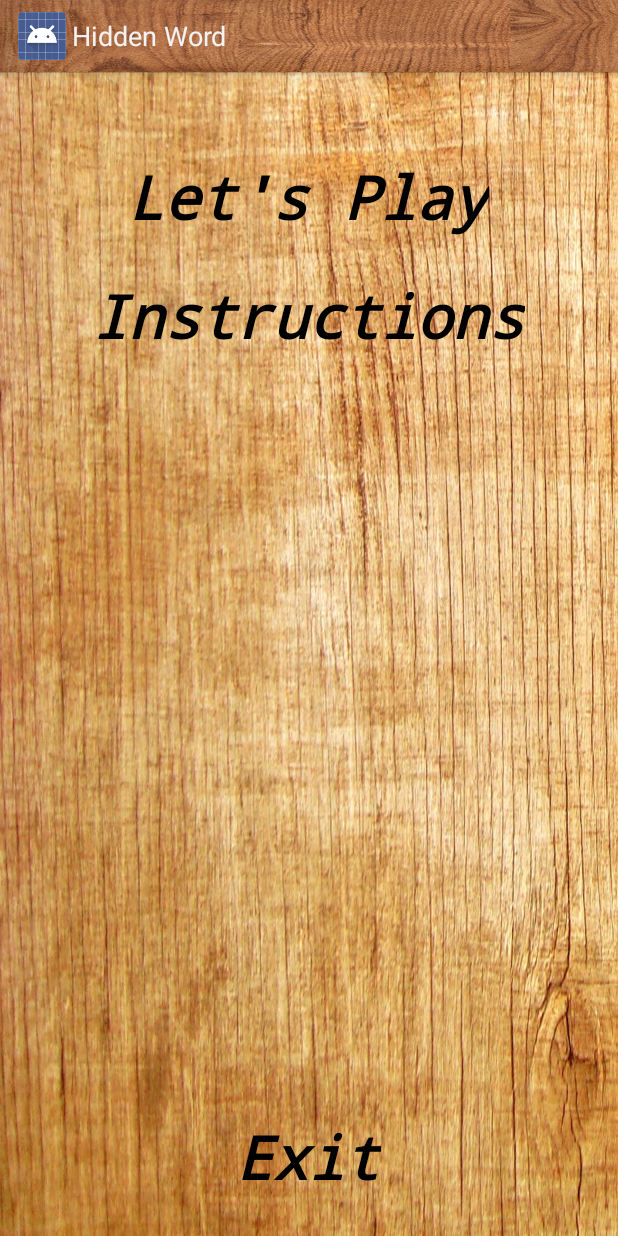
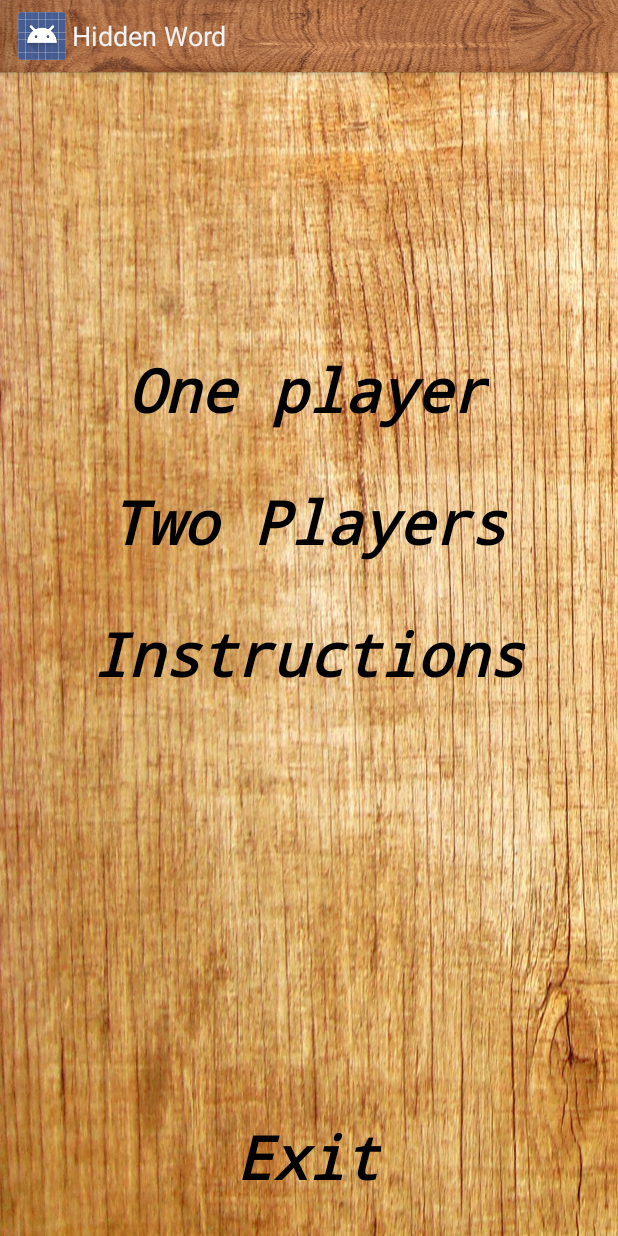
Before and after one commit to utkarsh028/HiddenWord, an Android app: the screen it shows after launch (MainActivity), on a phone screen of 412 x 824 dp. Run offline under Robolectric (Android 15) with nearby library versions, the phone set to English and light mode, and no system bars.

Commit message:
Incomplete Single Player

```diff
--- a/app/src/main/java/com/meutkarsh/hiddenword/MainActivity.java
+++ b/app/src/main/java/com/meutkarsh/hiddenword/MainActivity.java
@@ -1,29 +1,69 @@
 package com.meutkarsh.hiddenword;
 
 import android.app.Activity;
+import android.app.AlertDialog;
+import android.content.Context;
+import android.content.DialogInterface;
 import android.content.Intent;
-import android.support.v7.app.AppCompatActivity;
 import android.os.Bundle;
+import android.view.LayoutInflater;
 import android.view.View;
 import android.widget.Button;
+import android.widget.EditText;
 
 public class MainActivity extends Activity {
 
-    Button b_start, b_instructions, b_exit;
+    Button b_one_player, b_two_players, b_instructions, b_exit;
+    Context THIS = this;
 
     @Override
     protected void onCreate(Bundle savedInstanceState) {
         super.onCreate(savedInstanceState);
         setContentView(R.layout.activity_main);
 
-        b_start = (Button) findViewById(R.id.button_start);
+        b_one_player = (Button) findViewById(R.id.button_one_player);
+        b_two_players = (Button) findViewById(R.id.button_two_players);
         b_instructions = (Button) findViewById(R.id.button_instructions);
         b_exit = (Button) findViewById(R.id.button_exit);
 
-        b_start.setOnClickListener(new View.OnClickListener() {
+        b_one_player.setOnClickListener(new View.OnClickListener() {
             @Override
             public void onClick(View v) {
-                Intent i =new Intent(MainActivity.this, Game.class);
+                final Intent i =new Intent(MainActivity.this, Game.class);
+                i.putExtra("onePlayer", true);
+
+                LayoutInflater li = LayoutInflater.from(THIS);
+                View view = li.inflate(R.layout.single_player_game, null);
+                AlertDialog.Builder adb = new AlertDialog.Builder(THIS);
+                adb.setView(view);
+
+                final EditText compStrength = (EditText) view.findViewById(R.id.comp_strength);
+
+                adb.setTitle("Enter Computer Strength Between 1 to 99");
+                adb.setPositiveButton("Start", new DialogInterface.OnClickListener() {
+                    @Override
+                    public void onClick(DialogInterface dialog, int which) {
+                        String s = compStrength.getText().toString();
+                        int strength = 50;
+                        if(!s.isEmpty()) {
+                            int data = Integer.parseInt(s);
+                            if(data < 10)   data = 10;
+                            strength = data;
+                        }
+                        i.putExtra("compStrength", strength);
+                        startActivity(i);
+                    }
+                });
+                AlertDialog ad = adb.create();
+                ad.show();
+            }
+        });
+
+        b_two_players.setOnClickListener(new View.OnClickListener() {
+            @Override
+            public void onClick(View v) {
+                Intent i = new Intent(MainActivity.this, Game.class);
+                i.putExtra("onePlayer", false);
                 startActivity(i);
             }
         });
--- a/app/src/main/res/layout/activity_main.xml
+++ b/app/src/main/res/layout/activity_main.xml
@@ -11,16 +11,31 @@
     android:background="@drawable/bc">
 
     <Button
-        android:id="@+id/button_start"
+        android:id="@+id/button_one_player"
         android:layout_width="wrap_content"
         android:layout_height="wrap_content"
-        android:layout_alignParentTop="true"
+        android:layout_above="@+id/button_two_players"
         android:layout_centerHorizontal="true"
-        android:layout_marginTop="40dp"
+        android:layout_marginBottom="34dp"
         android:background="#00ffffff"
         android:fontFamily="monospace"
         android:maxLines="1"
-        android:text="@string/start"
+        android:text="One player"
+        android:textColor="#000000"
+        android:textSize="40sp"
+        android:textStyle="bold|italic" />
+
+    <Button
+        android:id="@+id/button_two_players"
+        android:layout_width="wrap_content"
+        android:layout_height="wrap_content"
+        android:layout_above="@+id/button_instructions"
+        android:layout_centerHorizontal="true"
+        android:layout_marginBottom="34dp"
+        android:background="#00ffffff"
+        android:fontFamily="monospace"
+        android:maxLines="1"
+        android:text="Two Players"
         android:textColor="#000000"
         android:textSize="40sp"
         android:textStyle="bold|italic" />
@@ -29,9 +44,8 @@
         android:id="@+id/button_instructions"
         android:layout_width="wrap_content"
         android:layout_height="wrap_content"
-        android:layout_below="@+id/button_start"
         android:layout_centerHorizontal="true"
-        android:layout_marginTop="25dp"
+        android:layout_centerVertical="true"
         android:background="#00ffffff"
         android:fontFamily="monospace"
         android:maxLines="1"
--- a/app/src/main/res/values/styles.xml
+++ b/app/src/main/res/values/styles.xml
@@ -23,7 +23,7 @@
     <style
         name="AlertDialogCustom"
         parent="@android:style/Theme.Dialog">
-        <item name="android:background">@drawable/az2</item>
+        <item name="android:background">@drawable/az_new</item>
         <item name="android:headerDividersEnabled">true</item>
         <item name="android:typeface">normal</item>
     </style>
```
Also changed, not shown: app/src/main/java/com/meutkarsh/hiddenword/Game.java (+20 -16 lines), app/src/main/res/layout/single_player_game.xml (added, +20 -0 lines), app/src/main/res/drawable/abc.png (deleted), app/src/main/res/drawable/az_new.jpg (added), app/src/main/res/drawable/bc1.jpg (deleted), app/src/main/res/drawable/images.jpg (deleted), app/src/main/res/drawable/wood1.jpg (deleted).
